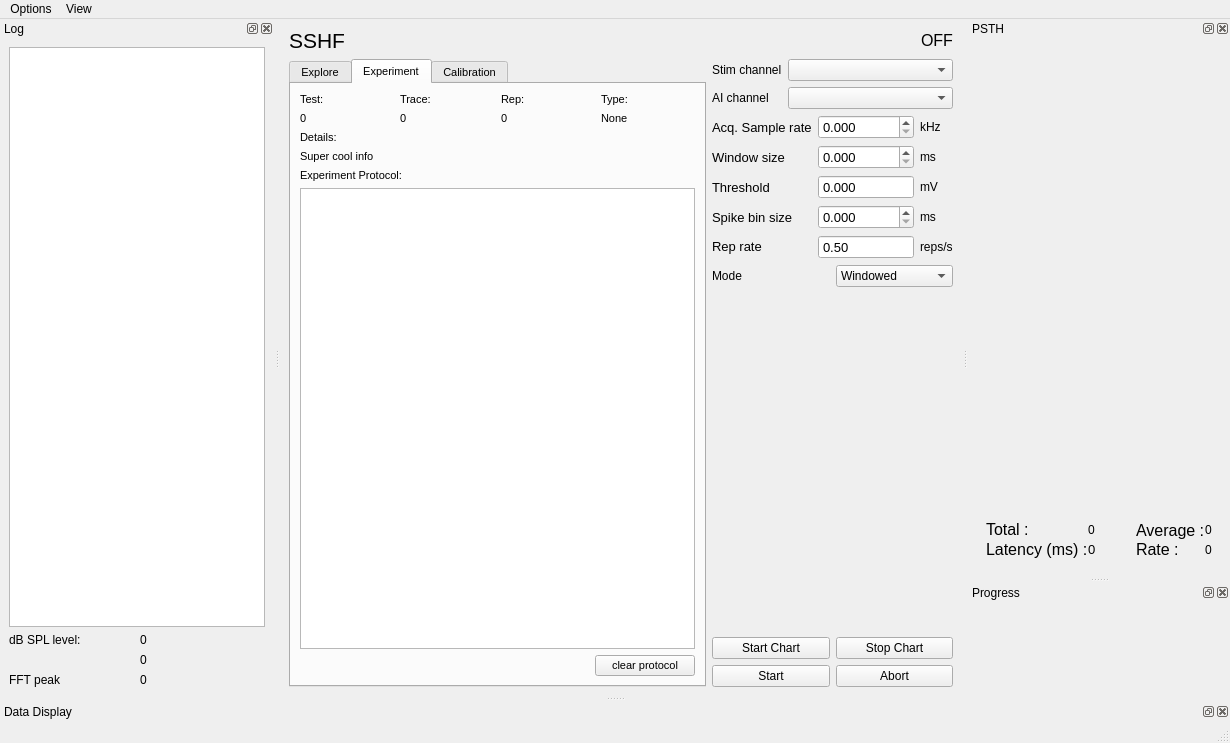
Before: the Qt Designer form spikeylab/main/main_control.ui in portfors-lab/sparkle, drawn with Qt 5.
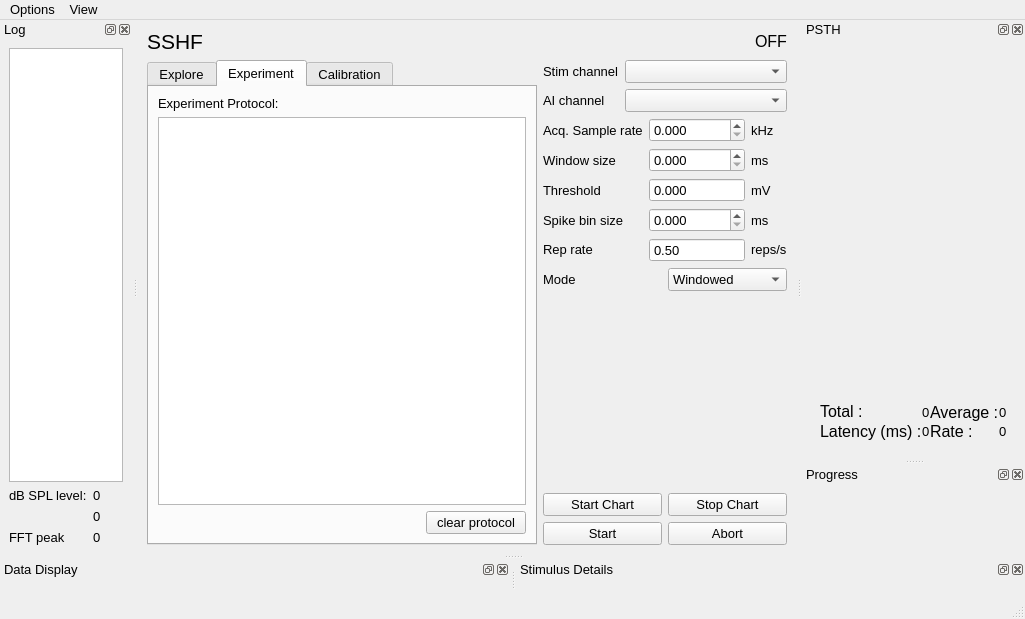
After: the same form once the commit is applied. Custom widgets are drawn as their Qt base class.

Commit message: Adding stimulus detail reporting

Diff of the .ui file:
```diff
--- a/spikeylab/main/main_control.ui
+++ b/spikeylab/main/main_control.ui
@@ -6,10 +6,15 @@
    <rect>
     <x>0</x>
     <y>0</y>
-    <width>1230</width>
-    <height>743</height>
+    <width>1025</width>
+    <height>619</height>
    </rect>
   </property>
+  <property name="font">
+   <font>
+    <pointsize>10</pointsize>
+   </font>
+  </property>
   <property name="windowTitle">
    <string>MainWindow</string>
   </property>
@@ -64,11 +69,6 @@
      <layout class="QHBoxLayout" name="horizontalLayout_5">
       <item>
        <widget class="QTabWidget" name="tab_group">
-        <property name="font">
-         <font>
-          <pointsize>8</pointsize>
-         </font>
-        </property>
         <property name="currentIndex">
          <number>1</number>
         </property>
@@ -243,80 +243,6 @@
           <string>Experiment</string>
          </attribute>
          <layout class="QVBoxLayout" name="verticalLayout_5">
-          <item>
-           <layout class="QGridLayout" name="gridLayout_2">
-            <item row="0" column="2">
-             <widget class="QLabel" name="label_14">
-              <property name="text">
-               <string>Rep:</string>
-              </property>
-             </widget>
-            </item>
-            <item row="0" column="0">
-             <widget class="QLabel" name="label_8">
-              <property name="text">
-               <string>Test:</string>
-              </property>
-             </widget>
-            </item>
-            <item row="0" column="1">
-             <widget class="QLabel" name="label_9">
-              <property name="text">
-               <string>Trace:</string>
-              </property>
-             </widget>
-            </item>
-            <item row="1" column="1">
-             <widget class="QLabel" name="trace_num">
-              <property name="text">
-               <string>0</string>
-              </property>
-             </widget>
-            </item>
-            <item row="1" column="3">
-             <widget class="QLabel" name="trace_type">
-              <property name="text">
-               <string>None</string>
-              </property>
-             </widget>
-            </item>
-            <item row="0" column="3">
-             <widget class="QLabel" name="label_15">
-              <property name="text">
-               <string>Type:</string>
-              </property>
-             </widget>
-            </item>
-            <item row="1" column="0">
-             <widget class="QLabel" name="test_num">
-              <property name="text">
-               <string>0</string>
-              </property>
-             </widget>
-            </item>
-            <item row="2" column="0">
-             <widget class="QLabel" name="label_21">
-              <property name="text">
-               <string>Details:</string>
-              </property>
-             </widget>
-            </item>
-            <item row="1" column="2">
-             <widget class="QLabel" name="rep_num">
-              <property name="text">
-               <string>0</string>
-              </property>
-             </widget>
-            </item>
-            <item row="3" column="0" colspan="4">
-             <widget class="QLabel" name="trace_info">
-              <property name="text">
-               <string>Super cool info</string>
-              </property>
-             </widget>
-            </item>
-           </layout>
-          </item>
           <item>
            <widget class="QLabel" name="label_2">
             <property name="text">
@@ -403,11 +329,6 @@
          <layout class="QGridLayout" name="gridLayout">
           <item row="0" column="0">
            <widget class="QLabel" name="label">
-            <property name="font">
-             <font>
-              <pointsize>10</pointsize>
-             </font>
-            </property>
             <property name="text">
              <string>Acq. Sample rate</string>
             </property>
@@ -422,11 +343,6 @@
           </item>
           <item row="2" column="0">
            <widget class="QLabel" name="label_10">
-            <property name="font">
-             <font>
-              <pointsize>10</pointsize>
-             </font>
-            </property>
             <property name="text">
              <string>Window size</string>
             </property>
@@ -441,11 +357,6 @@
           </item>
           <item row="3" column="0">
            <widget class="QLabel" name="label_12">
-            <property name="font">
-             <font>
-              <pointsize>10</pointsize>
-             </font>
-            </property>
             <property name="text">
              <string>Threshold</string>
             </property>
@@ -460,11 +371,6 @@
           </item>
           <item row="4" column="0">
            <widget class="QLabel" name="label_43">
-            <property name="font">
-             <font>
-              <pointsize>10</pointsize>
-             </font>
-            </property>
             <property name="text">
              <string>Spike bin size</string>
             </property>
@@ -479,11 +385,6 @@
           </item>
           <item row="0" column="1">
            <widget class="SmartSpinBox" name="aisr_spnbx">
-            <property name="font">
-             <font>
-              <pointsize>10</pointsize>
-             </font>
-            </property>
             <property name="decimals">
              <number>3</number>
             </property>
@@ -494,11 +395,6 @@
           </item>
           <item row="4" column="1">
            <widget class="SmartSpinBox" name="binsz_spnbx">
-            <property name="font">
-             <font>
-              <pointsize>10</pointsize>
-             </font>
-            </property>
             <property name="decimals">
              <number>3</number>
             </property>
@@ -509,11 +405,6 @@
           </item>
           <item row="2" column="1">
            <widget class="SmartSpinBox" name="windowsz_spnbx">
-            <property name="font">
-             <font>
-              <pointsize>10</pointsize>
-             </font>
-            </property>
             <property name="decimals">
              <number>3</number>
             </property>
@@ -524,11 +415,6 @@
           </item>
           <item row="5" column="1">
            <widget class="QDoubleSpinBox" name="reprate_spnbx">
-            <property name="font">
-             <font>
-              <pointsize>10</pointsize>
-             </font>
-            </property>
             <property name="buttonSymbols">
              <enum>QAbstractSpinBox::NoButtons</enum>
             </property>
@@ -554,11 +440,6 @@
               <verstretch>0</verstretch>
              </sizepolicy>
             </property>
-            <property name="font">
-             <font>
-              <pointsize>10</pointsize>
-             </font>
-            </property>
             <property name="text">
              <string>Rep rate</string>
             </property>
@@ -579,11 +460,6 @@
           </item>
           <item row="3" column="1">
            <widget class="QDoubleSpinBox" name="thresh_spnbx">
-            <property name="font">
-             <font>
-              <pointsize>10</pointsize>
-             </font>
-            </property>
             <property name="buttonSymbols">
              <enum>QAbstractSpinBox::NoButtons</enum>
             </property>
@@ -682,8 +558,8 @@
     <rect>
      <x>0</x>
      <y>0</y>
-     <width>1230</width>
-     <height>21</height>
+     <width>1025</width>
+     <height>23</height>
     </rect>
    </property>
    <widget class="QMenu" name="menuOptions">
@@ -796,11 +672,6 @@
           </item>
           <item row="1" column="1">
            <widget class="QLabel" name="spike_latency_lbl">
-            <property name="font">
-             <font>
-              <pointsize>10</pointsize>
-             </font>
-            </property>
             <property name="text">
              <string>0</string>
             </property>
@@ -936,6 +807,21 @@
     </layout>
    </widget>
   </widget>
+  <widget class="QDockWidget" name="detail_dock">
+   <property name="windowTitle">
+    <string>Stimulus Details</string>
+   </property>
+   <attribute name="dockWidgetArea">
+    <number>8</number>
+   </attribute>
+   <widget class="QWidget" name="dockWidgetContents_5">
+    <layout class="QVBoxLayout" name="verticalLayout_11">
+     <item>
+      <widget class="StimDetailWidget" name="stim_details" native="true"/>
+     </item>
+    </layout>
+   </widget>
+  </widget>
   <action name="actionSave_Options">
    <property name="text">
     <string>Save Options...</string>
@@ -1018,6 +904,12 @@
    <header>spikeylab.main.plotdock</header>
    <container>1</container>
   </customwidget>
+  <customwidget>
+   <class>StimDetailWidget</class>
+   <extends>QWidget</extends>
+   <header>spikeylab.stim.detail_widget</header>
+   <container>1</container>
+  </customwidget>
  </customwidgets>
  <resources/>
  <connections>
```
Left out of the diff: 37 changed lines with no effect on the pictures. The commit also changes 6 other files.
